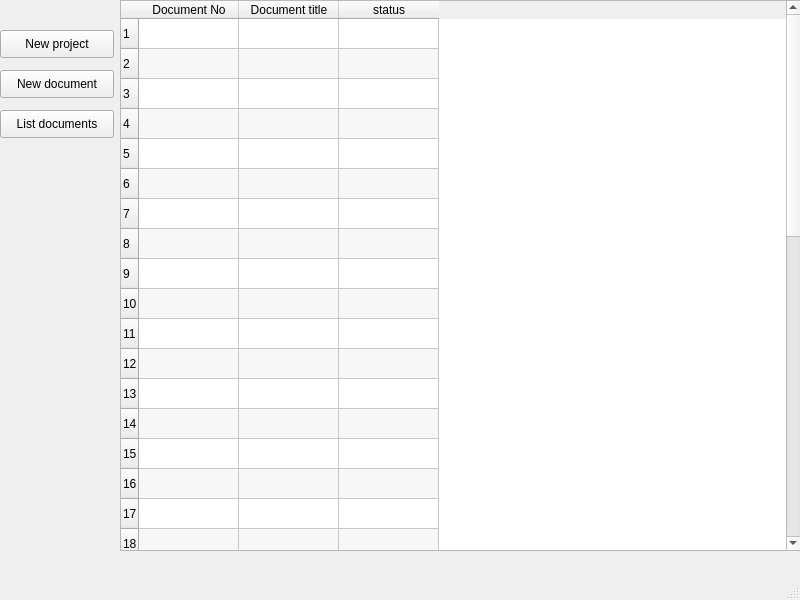
Old version of the form src/mainwindow.ui in the repository thuswa/subdms.
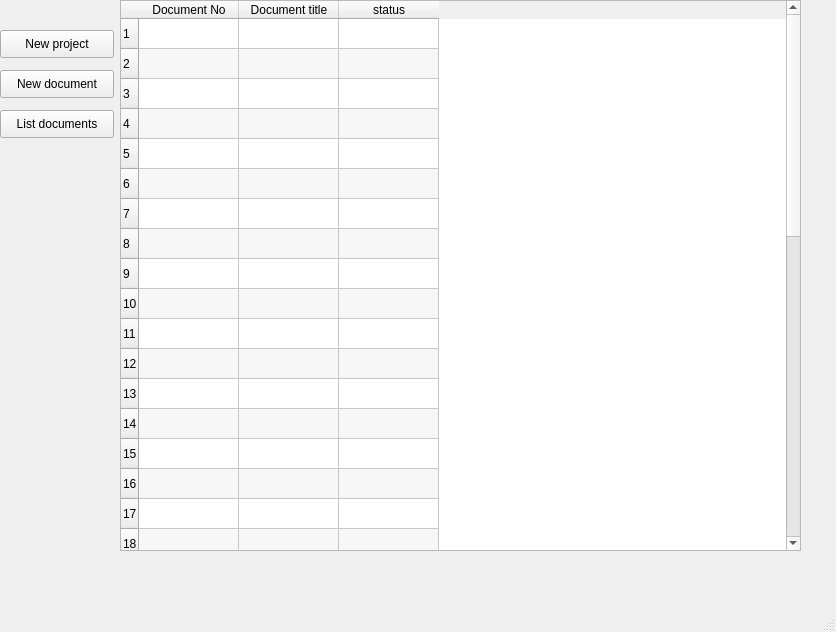
New version of the form.

Commit message: - added tooltips - resized main window

The edit to the form file:
```diff
--- a/src/mainwindow.ui
+++ b/src/mainwindow.ui
@@ -5,10 +5,16 @@
    <rect>
     <x>0</x>
     <y>0</y>
-    <width>800</width>
-    <height>600</height>
+    <width>836</width>
+    <height>632</height>
    </rect>
   </property>
+  <property name="minimumSize" >
+   <size>
+    <width>640</width>
+    <height>480</height>
+   </size>
+  </property>
   <property name="windowTitle" >
    <string>MainWindow</string>
   </property>
```
Left out of the diff: 37 changed lines with no effect on the pictures.
